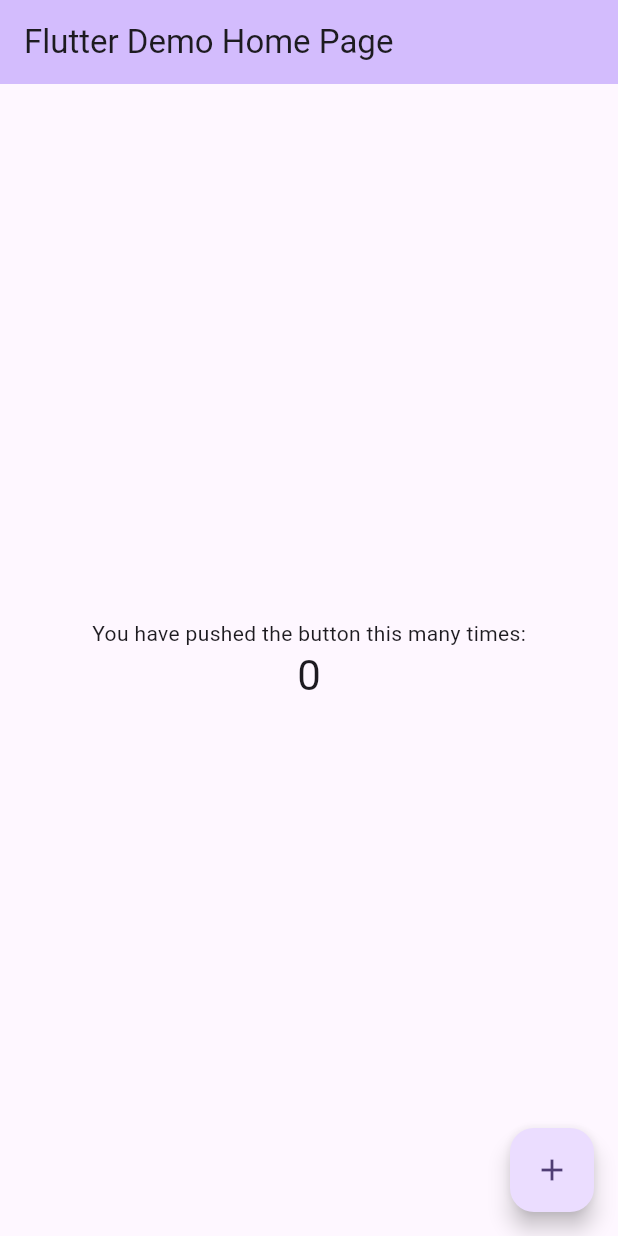
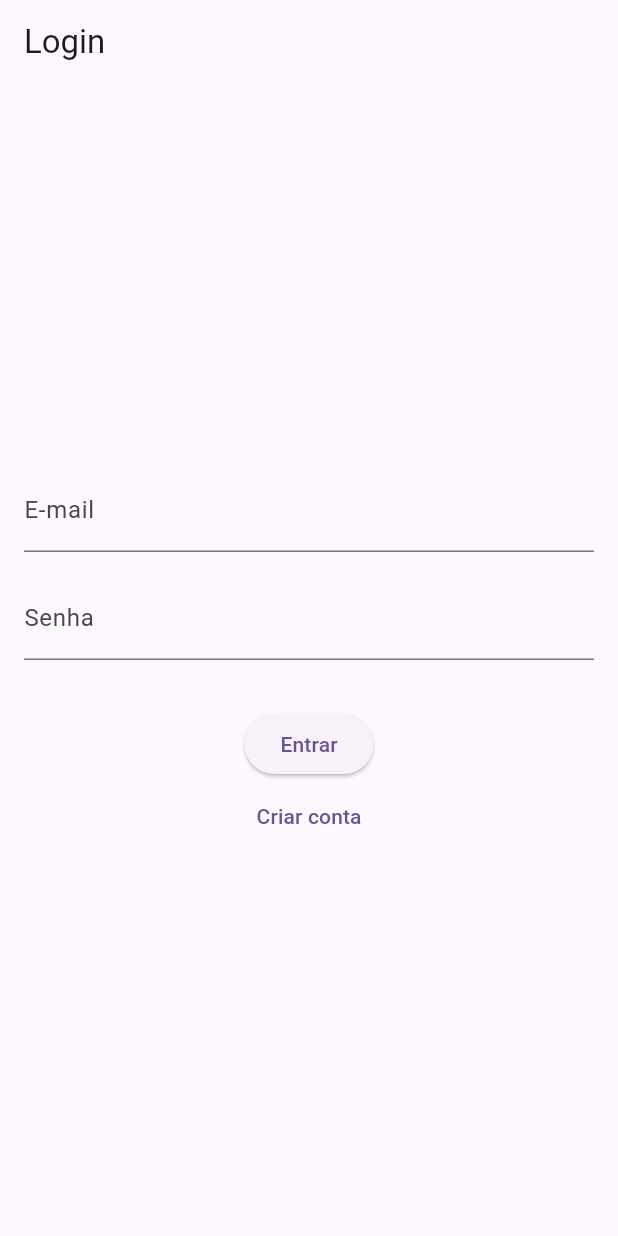
Before and after one commit to Zorzan99/bloc_switch, a Flutter app: the screen it shows after launch, on a phone screen of 412 x 824 dp. Run offline on Flutter 3.47's test engine with Material 3 defaults, Android fonts, the phone set to English and light mode, and no system bars; our stand-ins replace cloud_firestore, firebase_auth, firebase_core; missing offline and left inert: validatorless; accounts and stored records are empty.

Commit message:
Feat: criacao de telas login, home e register

```diff
--- a/lib/main.dart
+++ b/lib/main.dart
@@ -1,4 +1,7 @@
 import 'package:bloc_switch/firebase_options.dart';
+import 'package:bloc_switch/pages/home/home_page.dart';
+import 'package:bloc_switch/pages/login/login_page.dart';
+import 'package:bloc_switch/pages/register/register_page.dart';
 import 'package:firebase_core/firebase_core.dart';
 import 'package:flutter/material.dart';
 
@@ -22,55 +25,12 @@ class MyApp extends StatelessWidget {
         colorScheme: ColorScheme.fromSeed(seedColor: Colors.deepPurple),
         useMaterial3: true,
       ),
-      home: const MyHomePage(title: 'Flutter Demo Home Page'),
+      routes: {
+        "/": (context) => const LoginPage(),
+        "/register": (context) => const RegisterPage(),
+        "/home": (context) => const HomePage(),
+      },
+      initialRoute: "/",
     );
   }
 }
-
-class MyHomePage extends StatefulWidget {
-  const MyHomePage({super.key, required this.title});
-
-  final String title;
-
-  @override
-  State<MyHomePage> createState() => _MyHomePageState();
-}
-
-class _MyHomePageState extends State<MyHomePage> {
-  int _counter = 0;
-
-  void _incrementCounter() {
-    setState(() {
-      _counter++;
-    });
-  }
-
-  @override
-  Widget build(BuildContext context) {
-    return Scaffold(
-      appBar: AppBar(
-        backgroundColor: Theme.of(context).colorScheme.inversePrimary,
-        title: Text(widget.title),
-      ),
-      body: Center(
-        child: Column(
-          mainAxisAlignment: MainAxisAlignment.center,
-          children: <Widget>[
-            const Text(
-              'You have pushed the button this many times:',
-            ),
-            Text(
-              '$_counter',
-              style: Theme.of(context).textTheme.headlineMedium,
-            ),
-          ],
-        ),
-      ),
-      floatingActionButton: FloatingActionButton(
-        onPressed: _incrementCounter,
-        tooltip: 'Increment',
-        child: const Icon(Icons.add),
-      ),
-    );
-  }
-}
--- /dev/null
+++ b/lib/pages/login/login_page.dart
@@ -0,0 +1,68 @@
+import 'package:flutter/material.dart';
+
+class LoginPage extends StatefulWidget {
+  const LoginPage({super.key});
+
+  @override
+  State<LoginPage> createState() => _LoginPageState();
+}
+
+class _LoginPageState extends State<LoginPage> {
+  final GlobalKey<FormState> _formKey = GlobalKey<FormState>();
+  final TextEditingController _emailController = TextEditingController();
+  final TextEditingController _passwordController = TextEditingController();
+
+  @override
+  Widget build(BuildContext context) {
+    return Scaffold(
+      appBar: AppBar(
+        title: const Text('Login'),
+      ),
+      body: Padding(
+        padding: const EdgeInsets.all(16.0),
+        child: Form(
+          key: _formKey,
+          child: Column(
+            mainAxisAlignment: MainAxisAlignment.center,
+            children: [
+              TextFormField(
+                controller: _emailController,
+                decoration: const InputDecoration(
+                  labelText: 'E-mail',
+                ),
+                //  validator: Validatorless.email('Digite um e-mail válido'),
+              ),
+              const SizedBox(height: 16.0),
+              TextFormField(
+                controller: _passwordController,
+                decoration: const InputDecoration(
+                  labelText: 'Senha',
+                ),
+                obscureText: true,
+                //   validator: Validatorless.min(
+                //       6, 'A senha deve ter no mínimo 6 caracteres'),
+              ),
+              const SizedBox(height: 32.0),
+              ElevatedButton(
+                onPressed: () {
+                  // final valid = _formKey.currentState?.validate() ?? false;
+                  // if (valid) {
+                  //   _emailController;
+                  //   _passwordController;
+                  // }
+                  Navigator.of(context).pushNamed('/home');
+                },
+                child: const Text('Entrar'),
+              ),
+              TextButton(
+                  onPressed: () {
+                    Navigator.pushNamed(context, '/register');
+                  },
+                  child: const Text('Criar conta'))
+            ],
+          ),
+        ),
+      ),
+    );
+  }
+}
--- a/pubspec.yaml
+++ b/pubspec.yaml
@@ -41,7 +41,7 @@ dependencies:
   firebase_auth: ^4.16.0
   firebase_core: ^2.24.2
   provider: ^6.1.1
-  validatorless: ^1.2.2
+  validatorless: ^1.2.3
   cloud_firestore: ^4.13.6
 
 dev_dependencies:
```
Also changed, not shown: lib/pages/home/home_page.dart (added, +61 -0 lines), lib/pages/home/widgets/float_button_home.dart (added, +95 -0 lines), lib/pages/home/widgets/home_form_fiel.dart (added, +27 -0 lines), lib/pages/home/widgets/todo_item.dart (added, +64 -0 lines), lib/pages/home/widgets/todo_list.dart (added, +126 -0 lines), lib/pages/register/register_page.dart (added, +74 -0 lines).
